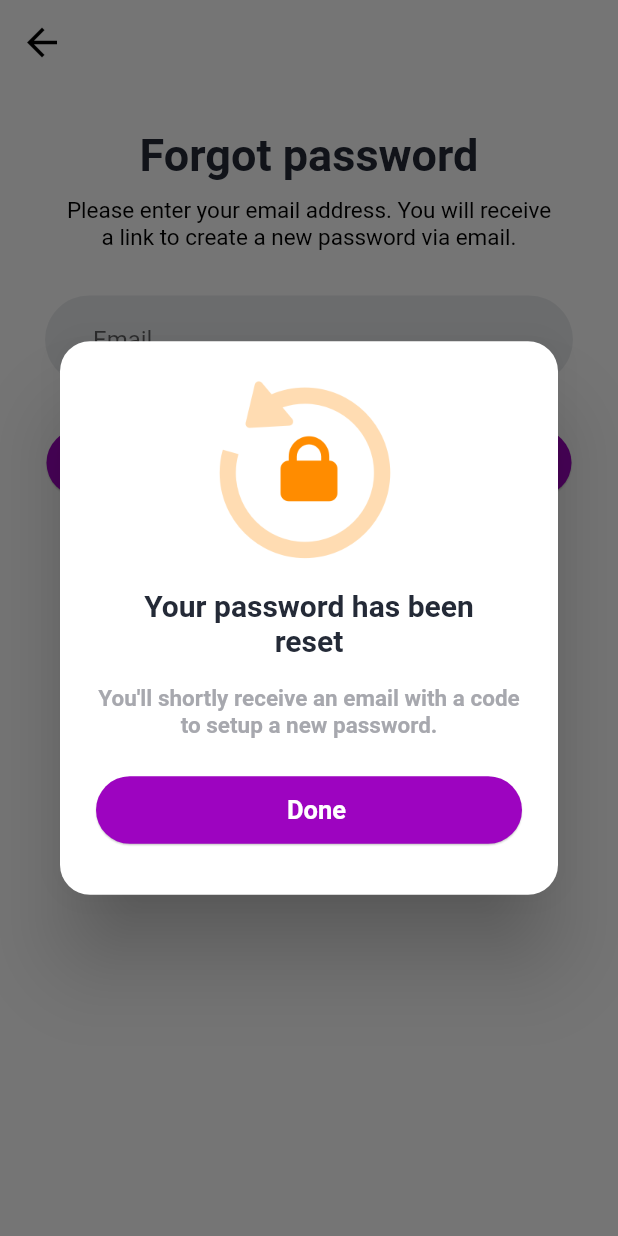
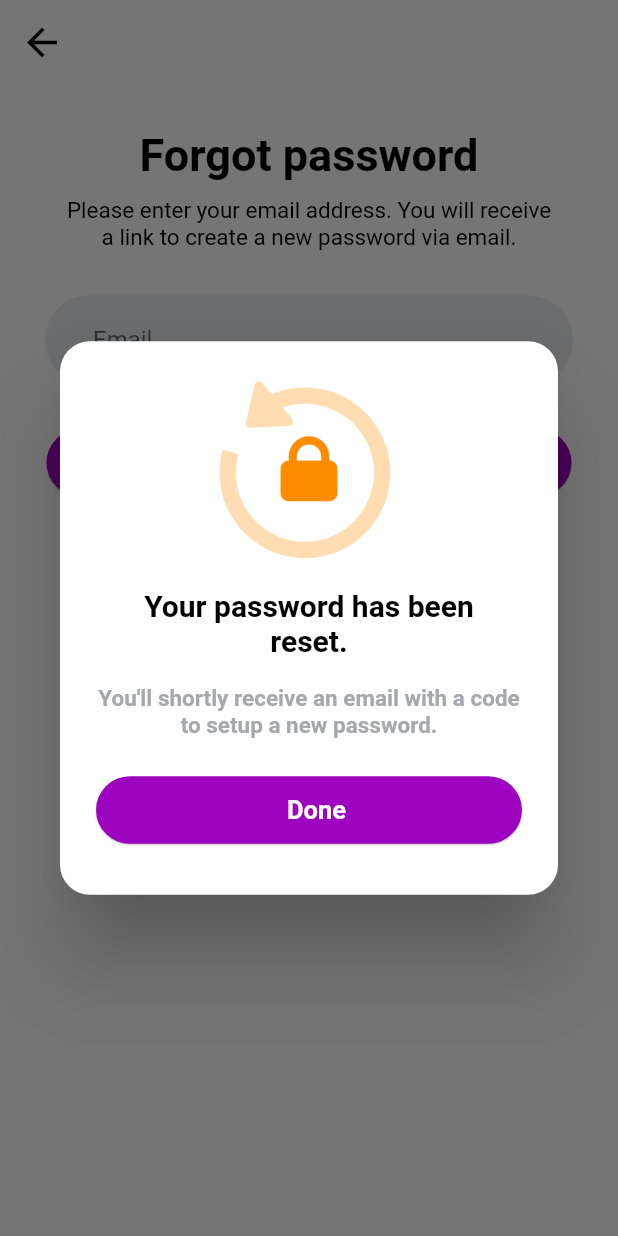
Before and after one commit to LeyPopuli/yumyumgo, a Flutter app: the ForgotPassword screen opened by its route, after a tap on "Send", on a phone screen of 412 x 824 dp. Run offline on Flutter 3.47's test engine with Material 2 defaults, Android fonts, the phone set to English and light mode, and no system bars; network calls fail.

Commit message:
alert refactor

```diff
--- a/lib/src/colors/colors.dart
+++ b/lib/src/colors/colors.dart
@@ -6,3 +6,4 @@ final pink = Color.fromRGBO(255, 45, 85, 1.0);
 final blue = Color.fromRGBO(24, 119, 242, 1.0);
 final darkGrey = Color.fromRGBO(167, 168, 174, 1);
 final lightGrey = Color.fromRGBO(234, 236, 238, 1);
+final yellow = Color.fromRGBO(255, 193, 77, 1);
--- /dev/null
+++ b/lib/src/features/presentation/common_widgets/alerts/default_alert.dart
@@ -0,0 +1,87 @@
+import 'package:flutter/material.dart';
+
+import '../../../../colors/colors.dart';
+import '../texts/header_text.dart';
+
+// AssetImage('assets/lock.png')
+// 'Your password has been reset'
+
+void showDefaultAlert(
+    BuildContext context,
+    ImageProvider<Object> imagePath,
+    String header,
+    String subText,
+    String labelButton,
+    VoidCallback buttonFunction) {
+  showDialog(
+      context: context,
+      barrierDismissible: true,
+      builder: (BuildContext context) {
+        return AlertDialog(
+          shape: RoundedRectangleBorder(
+              borderRadius: BorderRadius.all(Radius.circular(20.0))),
+          content: Container(
+            height: 325,
+            child: Column(
+              children: [
+                Image(
+                  image: imagePath,
+                  width: 130,
+                  height: 130,
+                ),
+                Container(
+                    margin: EdgeInsets.all(15.0),
+                    child: headerText(
+                        text: header,
+                        fontSize: 20.0,
+                        textAlign: TextAlign.center)),
+                Container(
+                    margin: EdgeInsets.only(top: 3.0),
+                    child: Text(
+                      subText,
+                      textAlign: TextAlign.center,
+                      style: TextStyle(
+                          color: darkGrey,
+                          fontWeight: FontWeight.bold,
+                          fontSize: 15.0),
+                    )),
+                _doneButton(context, labelButton, buttonFunction),
+              ],
+            ),
+          ),
+        );
+      });
+}
+
+Widget _doneButton(
+    BuildContext context, String labelButton, VoidCallback buttonFunction) {
+  return Container(
+    margin: EdgeInsets.only(top: 25.0),
+    width: 350,
+    height: 45,
+    child: ElevatedButton(
+      onPressed: buttonFunction,
+      style: ElevatedButton.styleFrom(
+        shape: StadiumBorder(),
+        backgroundColor: purple,
+        elevation: 0.5,
+      ),
+      child: Row(
+        mainAxisAlignment: MainAxisAlignment.center,
+        children: [
+          Container(
+            margin: EdgeInsets.only(left: 10.0),
+            child: Text(
+              labelButton,
+              style: TextStyle(
+                color: Colors.white,
+                fontSize: 17.0,
+                fontWeight: FontWeight.bold,
+              ),
+            ),
+          ),
+        ],
+      ),
+    ),
+  );
+}
--- a/lib/src/features/presentation/common_widgets/buttons/rounded_button.dart
+++ b/lib/src/features/presentation/common_widgets/buttons/rounded_button.dart
@@ -53,7 +53,7 @@ Widget _createElevatedButtonWithIcon(
           ),
           Container(
             margin: EdgeInsets.only(left: 10.0),
-            child: createText(
+            child: headerText(
                 text: labelButton,
                 color: labelColor,
                 fontSize: labelFontSize,
@@ -79,7 +79,7 @@ Widget _createElevatedButtonNotIcon(
         mainAxisAlignment: MainAxisAlignment.center,
         children: [
           Container(
-            child: createText(
+            child: headerText(
                 text: labelButton,
                 color: labelColor,
                 fontSize: labelFontSize,
--- a/lib/src/features/presentation/common_widgets/cards/popular_card.dart
+++ b/lib/src/features/presentation/common_widgets/cards/popular_card.dart
@@ -57,7 +57,7 @@ Widget createPopularCard(
                     ),
                     Row(
                       children: [
-                        Icon(Icons.star, color: purple, size: 16.0),
+                        Icon(Icons.star, color: yellow, size: 16.0),
                         Text(review,
                             style: TextStyle(
                                 color: Colors.black,
--- a/lib/src/features/presentation/common_widgets/texts/header_text.dart
+++ b/lib/src/features/presentation/common_widgets/texts/header_text.dart
@@ -1,6 +1,6 @@
 import 'package:flutter/material.dart';
 
-Widget createText(
+Widget headerText(
     {String text = "",
     Color color = Colors.black,
     FontWeight fontWeight = FontWeight.bold,
--- a/lib/src/features/presentation/forgot_pwd_page/view/forgot_pwd_page.dart
+++ b/lib/src/features/presentation/forgot_pwd_page/view/forgot_pwd_page.dart
@@ -1,7 +1,9 @@
 import 'package:flutter/material.dart';
-import 'package:yumyumgo/src/features/presentation/widgets/back_button.dart';
+import 'package:yumyumgo/src/features/presentation/common_widgets/buttons/back_button.dart';
+import 'package:yumyumgo/src/features/presentation/common_widgets/texts/header_text.dart';
 
 import '../../../../colors/colors.dart';
+import '../../common_widgets/alerts/default_alert.dart';
 
 class ForgotPassword extends StatelessWidget {
   @override
@@ -18,11 +20,7 @@ class ForgotPassword extends StatelessWidget {
           padding: EdgeInsets.all(30.0),
           child: Column(
             children: [
-              Text(
-                'Forgot password',
-                style: TextStyle(
-                    color: black, fontWeight: FontWeight.bold, fontSize: 30.0),
-              ),
+              headerText(text: 'Forgot password', fontSize: 30.0),
               Container(
                 padding: EdgeInsets.all(10.0),
                 child: Text(
@@ -68,7 +66,13 @@ Widget _sendButton(BuildContext context) {
     height: 45,
     child: ElevatedButton(
       onPressed: () {
-        _showAlert(context);
+        showDefaultAlert(
+            context,
+            AssetImage('assets/lock.png'),
+            'Your password has been reset.',
+            "You'll shortly receive an email with a code to setup a new password.",
+            'Done',
+            () => _goToLogin(context));
       },
       style: ElevatedButton.styleFrom(
         shape: StadiumBorder(),
@@ -95,81 +99,6 @@ Widget _sendButton(BuildContext context) {
   );
 }
 
-void _showAlert(BuildContext context) {
-  showDialog(
-      context: context,
-      barrierDismissible: true,
-      builder: (BuildContext context) {
-        return AlertDialog(
-          shape: RoundedRectangleBorder(
-              borderRadius: BorderRadius.all(Radius.circular(20.0))),
-          content: Container(
-            height: 325,
-            child: Column(
-              children: [
-                Image(
-                  image: AssetImage('assets/lock.png'),
-                  width: 130,
-                  height: 130,
-                ),
-                Container(
-                    margin: EdgeInsets.all(15.0),
-                    child: Text(
-                      'Your password has been reset',
-                      textAlign: TextAlign.center,
-                      style: TextStyle(
-                          color: black,
-                          fontWeight: FontWeight.bold,
-                          fontSize: 20.0),
-                    )),
-                Container(
-                    margin: EdgeInsets.only(top: 3.0),
-                    child: Text(
-                      "You'll shortly receive an email with a code to setup a new password.",
-                      textAlign: TextAlign.center,
-                      style: TextStyle(
-                          color: darkGrey,
-                          fontWeight: FontWeight.bold,
-                          fontSize: 15.0),
-                    )),
-                _doneButton(context),
-              ],
-            ),
-          ),
-        );
-      });
+void _goToLogin(BuildContext context) {
+  Navigator.pushNamed(context, 'login');
 }
-
-Widget _doneButton(BuildContext context) {
-  return Container(
-    margin: EdgeInsets.only(top: 25.0),
-    width: 350,
-    height: 45,
-    child: ElevatedButton(
-      onPressed: () {
-        Navigator.pushNamed(context, 'login');
-      },
-      style: ElevatedButton.styleFrom(
-        shape: StadiumBorder(),
-        backgroundColor: purple,
-        elevation: 0.5,
-      ),
-      child: Row(
-        mainAxisAlignment: MainAxisAlignment.center,
-        children: [
-          Container(
-            margin: EdgeInsets.only(left: 10.0),
-            child: Text(
-              'Done',
-              style: TextStyle(
-                color: Colors.white,
-                fontSize: 17.0,
-                fontWeight: FontWeight.bold,
-              ),
-            ),
-          ),
-        ],
-      ),
-    ),
-  );
-}
```
Also changed, not shown: lib/src/features/presentation/login_page/view/login_page.dart (+3 -8 lines), lib/src/features/presentation/sign_up_page/view/sign_up_page.dart (+3 -8 lines), lib/src/features/presentation/tabs/explore_tab/view/explore_tab.dart (+13 -9 lines), lib/src/features/presentation/welcome_page/view/welcome_page.dart (+7 -5 lines), lib/src/features/presentation/common_widgets/buttons/back_button.dart (renamed from lib/src/features/presentation/widgets/back_button.dart).
